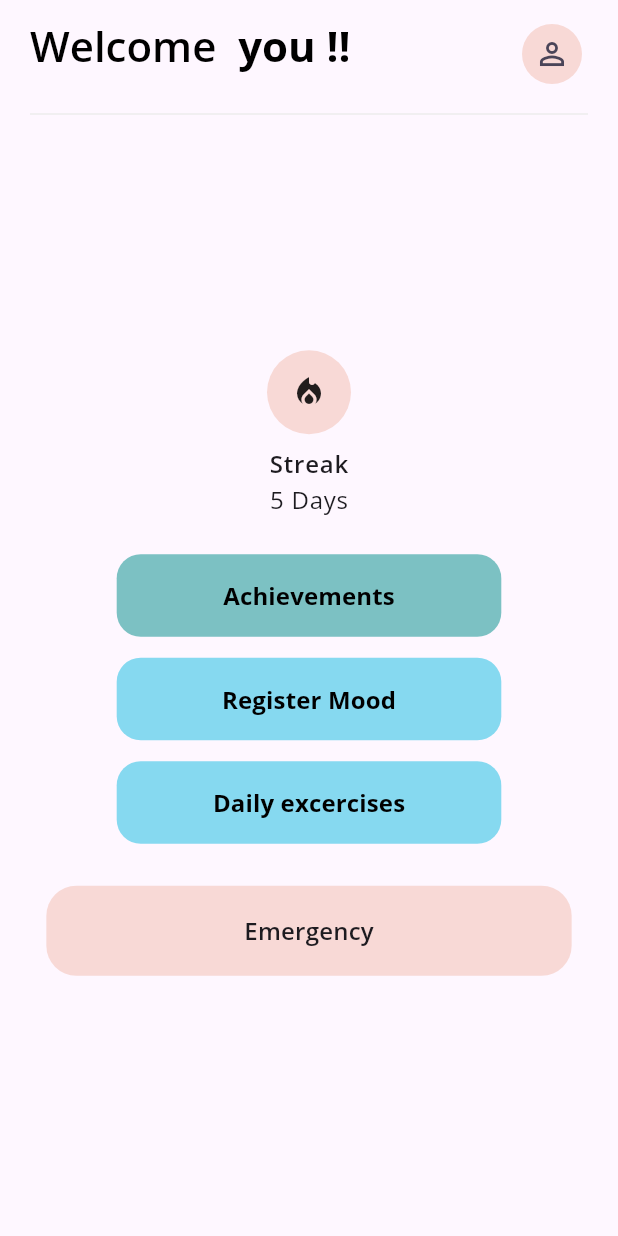
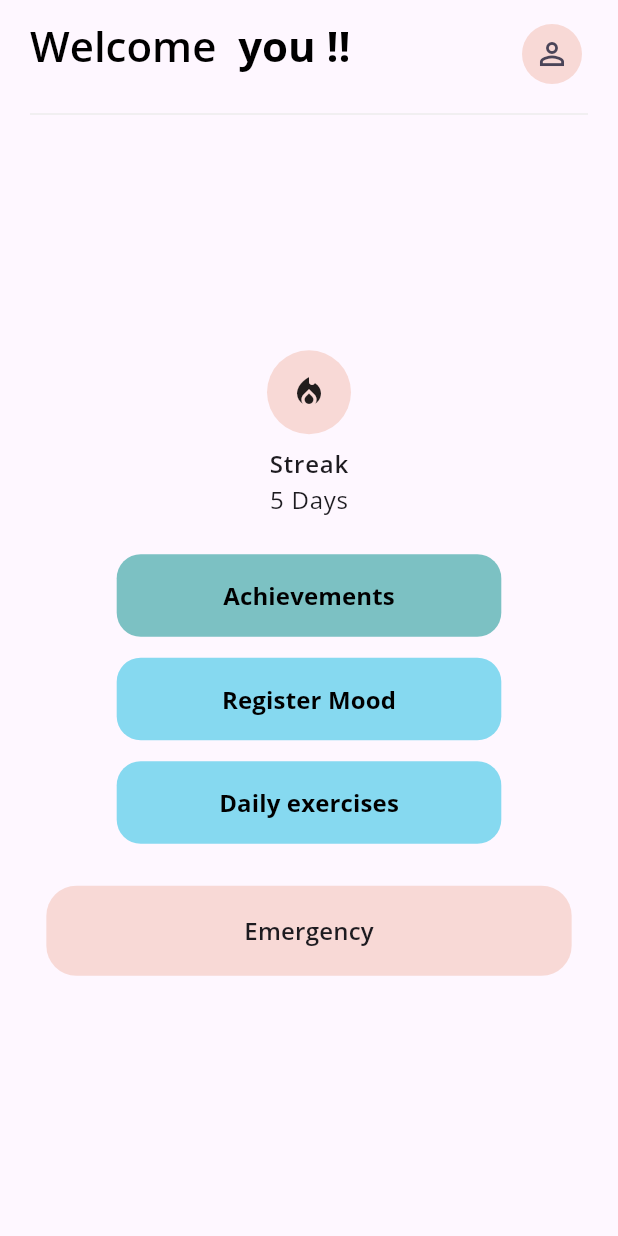
Before and after one commit to ISIS3510-202520/Flutter, a Flutter app: the HomeView screen opened directly, on a phone screen of 412 x 824 dp. Run offline on Flutter 3.47's test engine with Material 3 defaults, Android fonts, the phone set to English and light mode, and no system bars; our stand-ins replace cloud_firestore, firebase_auth, firebase_core, flutter_dotenv, google_fonts; accounts and stored records are empty.

Commit message:
Ready for develop with good practices

```diff
--- a/lib/app.dart
+++ b/lib/app.dart
@@ -29,19 +29,19 @@ class App extends StatelessWidget {
         // tested with just a hot reload.
         textTheme: GoogleFonts.openSansTextTheme(), // Apply Google Fonts Sans-serif
       ),
-      //home: const AuthView(),
+      home: const AuthView(),
 
-      // If you want to use Home and IdentifyEmotionsView with its ViewModel, uncomment below
+      // If you want to use Home and IdentifyEmotionsView with its ViewModel, uncomment below and comment home:const AuthView()
 
-      home: const HomeView(),
-      routes: {
-        '/identify': (_) => const IdentifyEmotionsView(),
-        // Descomentar cuando sean reales:
-        // '/profile': (_) => const ProfileView(),
-        // '/achievements': (_) => const AchievementsView(),
-        // '/exercises': (_) => const ExercisesView(),
-        // '/emergency': (_) => const EmergencyView(),
-      },
+      // home: const HomeView(),
+      // routes: {
+      //   '/identify': (_) => const IdentifyEmotionsView(),
+      //   // Descomentar cuando sean reales:
+      //   // '/profile': (_) => const ProfileView(),
+      //   // '/achievements': (_) => const AchievementsView(),
+      //   // '/exercises': (_) => const ExercisesView(),
+      //   // '/emergency': (_) => const EmergencyView(),
+      // },
 
     );
   }
--- a/lib/main.dart
+++ b/lib/main.dart
@@ -19,23 +19,16 @@ Future<void> main() async {
   // Load the app
   runApp(const App());
 
-  // If you want to use IdentifyEmotionsView with its ViewModel, uncomment below
+  // If you want to use Home and IdentifyEmotionsView with its ViewModel, uncomment below
 
   // runApp(
-  //   ChangeNotifierProvider(
-  //     create: (_) => IdentifyEmotionsViewModel(),
+  //   MultiProvider(
+  //     providers: [
+  //       ChangeNotifierProvider(create: (_) => HomeViewModel()),
+  //       // opcional: dejar listo IdentifyEmotions VM si su vista lo requiere
+  //       ChangeNotifierProvider(create: (_) => IdentifyEmotionsViewModel()),
+  //     ],
   //     child: const App(),
   //   ),
   // );
-
-  runApp(
-    MultiProvider(
-      providers: [
-        ChangeNotifierProvider(create: (_) => HomeViewModel()),
-        // opcional: dejar listo IdentifyEmotions VM si su vista lo requiere
-        ChangeNotifierProvider(create: (_) => IdentifyEmotionsViewModel()),
-      ],
-      child: const App(),
-    ),
-  );
 }
--- a/lib/mvvm/ui/view/home/home_view.dart
+++ b/lib/mvvm/ui/view/home/home_view.dart
@@ -1,7 +1,13 @@
 import 'package:flutter/material.dart';
 import 'package:provider/provider.dart';
+
 import 'package:here4u/mvvm/ui/view_model/home_view_model.dart';
-import 'package:here4u/mvvm/ui/widgets/buttons/rounded_button.dart'; // ajusta la ruta si cambia
+import 'package:here4u/mvvm/ui/widgets/buttons/rounded_button.dart';
+
+// Sub-widgets del Home
+import 'package:here4u/mvvm/ui/widgets/home/home_header.dart';
+import 'package:here4u/mvvm/ui/widgets/home/streak_badge.dart';
+import 'package:here4u/mvvm/ui/widgets/home/emergency_button.dart';
 
 class HomeView extends StatelessWidget {
   const HomeView({super.key});
@@ -16,7 +22,9 @@ class HomeView extends StatelessWidget {
         child: LayoutBuilder(
           builder: (context, constraints) {
             final maxW = constraints.maxWidth;
+            // Botones medios ~70% del ancho, tope 360
             final buttonW = maxW * 0.70 > 360 ? 360.0 : maxW * 0.70;
+            // Botón Emergency ~85% del ancho, tope 420
             final emergencyW = maxW * 0.85 > 420 ? 420.0 : maxW * 0.85;
 
             return Padding(
@@ -24,109 +32,65 @@ class HomeView extends StatelessWidget {
               child: Column(
                 crossAxisAlignment: CrossAxisAlignment.stretch,
                 children: [
-                    // ---------- HEADER ARRIBA (NO CENTRADO) ----------
-                    Row(
-                      crossAxisAlignment: CrossAxisAlignment.start,
-                      children: [
-                        Expanded(
-                          child: Text.rich(
-                            TextSpan(
-                              children: [
-                                TextSpan(
-                                  text: "Welcome  ",
-                                  style: Theme.of(context).textTheme.headlineMedium?.copyWith(
-                                        fontWeight: FontWeight.w600,
-                                        color: Colors.black,
-                                      ),
-                                ),
-                                TextSpan(
-                                  text: "${context.read<HomeViewModel>().displayName} !!",
-                                  style: Theme.of(context).textTheme.headlineMedium?.copyWith(
-                                        fontWeight: FontWeight.w700,
-                                        color: Colors.black,
-                                      ),
-                                ),
-                              ],
-                            ),
-                          ),
-                        ),
-                        IconButton.filledTonal(
-                          style: IconButton.styleFrom(
-                            backgroundColor: const Color(0xFFF8D9D6),
-                          ),
-                          onPressed: () => context.read<HomeViewModel>().onTapProfile(context),
-                          icon: const Icon(Icons.person_outline),
-                        ),
-                      ],
+                  // HEADER (no centrado)
+                  HomeHeader(
+                    titlePrefix: "Welcome  ",
+                    titleName: vm.displayName,
+                    onProfileTap: () => vm.onTapProfile(context),
                   ),
                   const SizedBox(height: 8),
                   const Divider(height: 16, thickness: 1, color: Color(0xFFEDEDED)),
                   const SizedBox(height: 8),
 
-                    // ---------- CONTENIDO INFERIOR CENTRADO ----------
+                  // ZONA CENTRAL CENTRADA
                   Expanded(
                     child: LayoutBuilder(
                       builder: (context, inner) {
                         return SingleChildScrollView(
                           child: ConstrainedBox(
                             constraints: BoxConstraints(minHeight: inner.maxHeight),
-                              child: Center( // 👈 centra vertical y horizontalmente el bloque
+                            child: Center(
                               child: Column(
                                 mainAxisSize: MainAxisSize.min,
                                 crossAxisAlignment: CrossAxisAlignment.center,
                                 children: [
                                   // Streak
-                                    Column(
-                                      children: [
-                                        Container(
-                                          width: 56,
-                                          height: 56,
-                                          decoration: const BoxDecoration(
-                                            color: Color(0xFFF8D9D6),
-                                            shape: BoxShape.circle,
-                                          ),
-                                          child: const Icon(Icons.local_fire_department, color: Colors.black87),
-                                        ),
-                                        const SizedBox(height: 8),
-                                        Text("Streak",
-                                            style: Theme.of(context).textTheme.bodyLarge?.copyWith(
-                                                  fontWeight: FontWeight.w600,
-                                                )),
-                                        Text("${context.watch<HomeViewModel>().streakDays} Days",
-                                            style: Theme.of(context).textTheme.bodyLarge),
-                                      ],
-                                    ),
+                                  StreakBadge(days: vm.streakDays),
 
                                   const SizedBox(height: 24),
 
-                                    // Botones medianos
+                                  // Achievements
                                   SizedBox(
                                     width: buttonW,
                                     child: RoundedButton(
                                       text: "Achievements",
-                                        onPressed: () => context.read<HomeViewModel>().onTapAchievements(context),
+                                      onPressed: () => vm.onTapAchievements(context),
                                       isBold: true,
                                       color: const Color(0xFF7CC1C3),
                                       textColor: Colors.black,
                                     ),
                                   ),
                                   const SizedBox(height: 14),
+
+                                  // Register Mood
                                   SizedBox(
                                     width: buttonW,
                                     child: RoundedButton(
                                       text: "Register Mood",
-                                        onPressed: () => context.read<HomeViewModel>().onTapRegisterMood(context),
+                                      onPressed: () => vm.onTapRegisterMood(context),
                                       isBold: true,
                                       color: const Color(0xFF86D9F0),
                                       textColor: Colors.black,
                                     ),
                                   ),
                                   const SizedBox(height: 14),
+
+                                  // Daily exercises
                                   SizedBox(
                                     width: buttonW,
                                     child: RoundedButton(
-                                        text: "Daily excercises",
-                                        onPressed: () => context.read<HomeViewModel>().onTapExercises(context),
+                                      text: "Daily exercises",
+                                      onPressed: () => vm.onTapExercises(context),
                                       isBold: true,
                                       color: const Color(0xFF86D9F0),
                                       textColor: Colors.black,
@@ -135,26 +99,12 @@ class HomeView extends StatelessWidget {
 
                                   const SizedBox(height: 28),
 
-                                    // Botón grande Emergency
-                                    SizedBox(
+                                  // Emergency (grande)
+                                  EmergencyButton(
                                     width: emergencyW,
-                                      child: ElevatedButton(
-                                        onPressed: () => context.read<HomeViewModel>().onTapEmergency(context),
-                                        style: ElevatedButton.styleFrom(
-                                          backgroundColor: const Color(0xFFF8D9D6),
-                                          foregroundColor: Colors.black,
-                                          padding: const EdgeInsets.symmetric(vertical: 18),
-                                          shape: RoundedRectangleBorder(
-                                            borderRadius: BorderRadius.circular(20),
-                                          ),
-                                          elevation: 0,
-                                        ),
-                                        child: Text(
-                                          "Emergency",
-                                          style: Theme.of(context).textTheme.titleMedium?.copyWith(
+                                    onPressed: () => vm.onTapEmergency(context),
+                                    textStyle: textTheme.titleMedium?.copyWith(
                                       fontWeight: FontWeight.w600,
-                                              ),
-                                        ),
                                     ),
                                   ),
 
@@ -173,7 +123,6 @@ class HomeView extends StatelessWidget {
           },
         ),
       ),
-
     );
   }
 }
--- a/lib/mvvm/ui/widgets/home/emergency_button.dart
+++ b/lib/mvvm/ui/widgets/home/emergency_button.dart
@@ -0,0 +1,41 @@
+import 'package:flutter/material.dart';
+
+class EmergencyButton extends StatelessWidget {
+  final double width;
+  final VoidCallback onPressed;
+  final TextStyle? textStyle;
+
+  const EmergencyButton({
+    super.key,
+    required this.width,
+    required this.onPressed,
+    this.textStyle,
+  });
+
+  @override
+  Widget build(BuildContext context) {
+    return SizedBox(
+      width: width,
+      child: ElevatedButton(
+        onPressed: onPressed,
+        style: ElevatedButton.styleFrom(
+          backgroundColor: const Color(0xFFF8D9D6),
+          foregroundColor: Colors.black,
+          padding: const EdgeInsets.symmetric(vertical: 18),
+          shape: RoundedRectangleBorder(
+            borderRadius: BorderRadius.circular(20),
+          ),
+          elevation: 0,
+        ),
+        child: Text(
+          "Emergency",
+          style: textStyle ??
+              Theme.of(context)
+                  .textTheme
+                  .titleMedium
+                  ?.copyWith(fontWeight: FontWeight.w600),
+        ),
+      ),
+    );
+  }
+}
--- a/lib/mvvm/ui/widgets/home/home_header.dart
+++ b/lib/mvvm/ui/widgets/home/home_header.dart
@@ -0,0 +1,56 @@
+import 'package:flutter/material.dart';
+
+class HomeHeader extends StatelessWidget {
+  final String titlePrefix;
+  final String titleName;
+  final VoidCallback onProfileTap;
+
+  const HomeHeader({
+    super.key,
+    required this.titlePrefix,
+    required this.titleName,
+    required this.onProfileTap,
+  });
+
+  @override
+  Widget build(BuildContext context) {
+    final headline = Theme.of(context).textTheme.headlineMedium;
+
+    return Row(
+      crossAxisAlignment: CrossAxisAlignment.start,
+      children: [
+        // “Welcome  you !!”
+        Expanded(
+          child: Text.rich(
+            TextSpan(
+              children: [
+                TextSpan(
+                  text: titlePrefix,
+                  style: headline?.copyWith(
+                    fontWeight: FontWeight.w600,
+                    color: Colors.black,
+                  ),
+                ),
+                TextSpan(
+                  text: "$titleName !!",
+                  style: headline?.copyWith(
+                    fontWeight: FontWeight.w700,
+                    color: Colors.black,
+                  ),
+                ),
+              ],
+            ),
+          ),
+        ),
+        // Botón perfil
+        IconButton.filledTonal(
+          style: IconButton.styleFrom(
+            backgroundColor: const Color(0xFFF8D9D6),
+          ),
+          onPressed: onProfileTap,
+          icon: const Icon(Icons.person_outline),
+        ),
+      ],
+    );
+  }
+}
--- a/lib/mvvm/ui/widgets/home/streak_badge.dart
+++ b/lib/mvvm/ui/widgets/home/streak_badge.dart
@@ -0,0 +1,35 @@
+import 'package:flutter/material.dart';
+
+class StreakBadge extends StatelessWidget {
+  final int days;
+
+  const StreakBadge({super.key, required this.days});
+
+  @override
+  Widget build(BuildContext context) {
+    final textTheme = Theme.of(context).textTheme;
+
+    return Column(
+      children: [
+        Container(
+          width: 56,
+          height: 56,
+          decoration: const BoxDecoration(
+            color: Color(0xFFF8D9D6),
+            shape: BoxShape.circle,
+          ),
+          child: const Icon(Icons.local_fire_department, color: Colors.black87),
+        ),
+        const SizedBox(height: 8),
+        Text(
+          "Streak",
+          style: textTheme.bodyLarge?.copyWith(fontWeight: FontWeight.w600),
+        ),
+        Text(
+          "$days Days",
+          style: textTheme.bodyLarge,
+        ),
+      ],
+    );
+  }
+}
```
Lines whose indentation alone changed are shown as unchanged.
